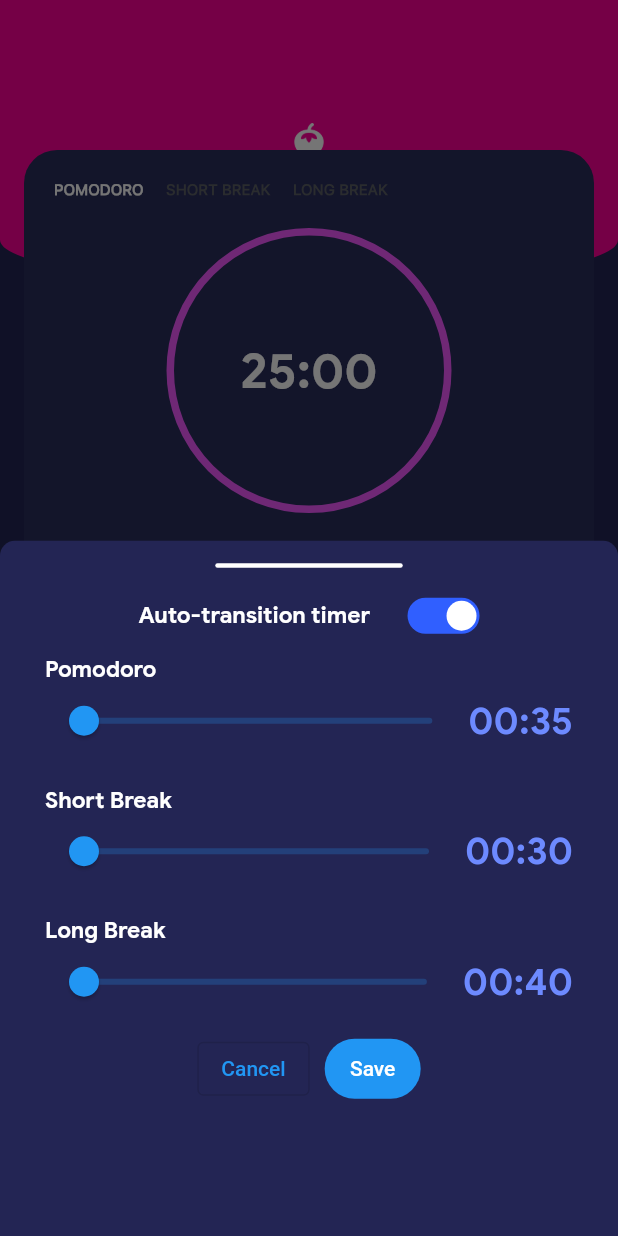
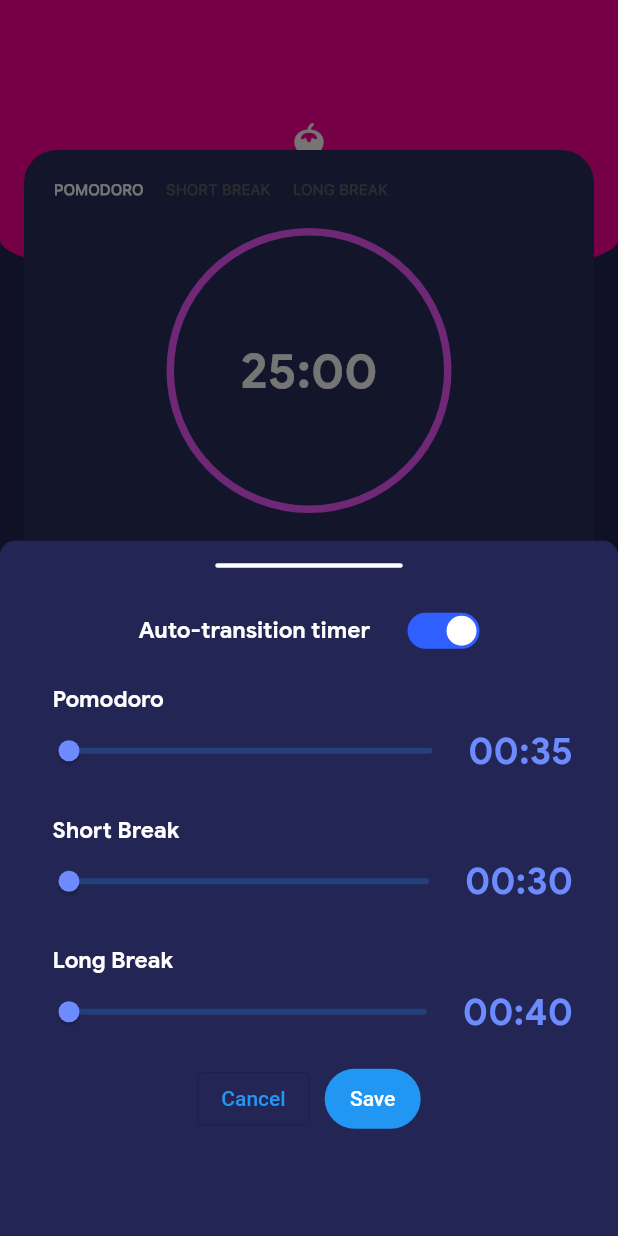
Before and after one commit to tomc128/classify-timer-trial, a Flutter app: the screen it shows after launch, after a tap on the "edit" icon, on a phone screen of 412 x 824 dp. Run offline on Flutter 3.47's test engine with Material 2 defaults, Android fonts, the phone set to English and light mode, and no system bars; drawn by our look-alikes of curved_labeled_navigation_bar; project files that could hold a hidden picture were left out.

Commit message:
Adjust spacing and padding in zone popup

```diff
--- a/lib/zone/zone_popup.dart
+++ b/lib/zone/zone_popup.dart
@@ -54,7 +54,7 @@ class _ZonePopupState extends State<ZonePopup> {
             ),
           ),
           Padding(
-            padding: const EdgeInsets.symmetric(vertical: 5),
+            padding: const EdgeInsets.symmetric(vertical: 15),
             child: Row(
               mainAxisAlignment: MainAxisAlignment.center,
               children: [
@@ -104,18 +104,25 @@ class _ZonePopupState extends State<ZonePopup> {
 
   Widget buildSlider(String label, Duration duration, void Function(Duration) onChanged) {
     return Padding(
-      padding: const EdgeInsets.symmetric(horizontal: 30, vertical: 10),
+      padding: const EdgeInsets.fromLTRB(20, 10, 30, 10),
       child: Column(
         crossAxisAlignment: CrossAxisAlignment.start,
         children: [
-          Text(
+          Padding(
+            padding: const EdgeInsets.only(left: 15), // Align text with slider
+            child: Text(
               label,
               style: kGoogleSansTextStyle.copyWith(color: Colors.white, fontSize: 15),
+            ),
           ),
           Row(
             mainAxisSize: MainAxisSize.max,
             children: [
               Expanded(
+                child: SliderTheme(
+                  data: const SliderThemeData(
+                    thumbShape: RoundSliderThumbShape(enabledThumbRadius: 7),
+                  ),
                   child: Slider(
                     value: duration.inSeconds.toDouble(),
                     min: 30,
@@ -125,6 +132,8 @@ class _ZonePopupState extends State<ZonePopup> {
                     onChanged: (value) {
                       setState(() => onChanged(Duration(seconds: value.toInt())));
                     },
+                    activeColor: kPurpleColor1,
+                  ),
                 ),
               ),
               Text(
```
Lines whose indentation alone changed are shown as unchanged.
